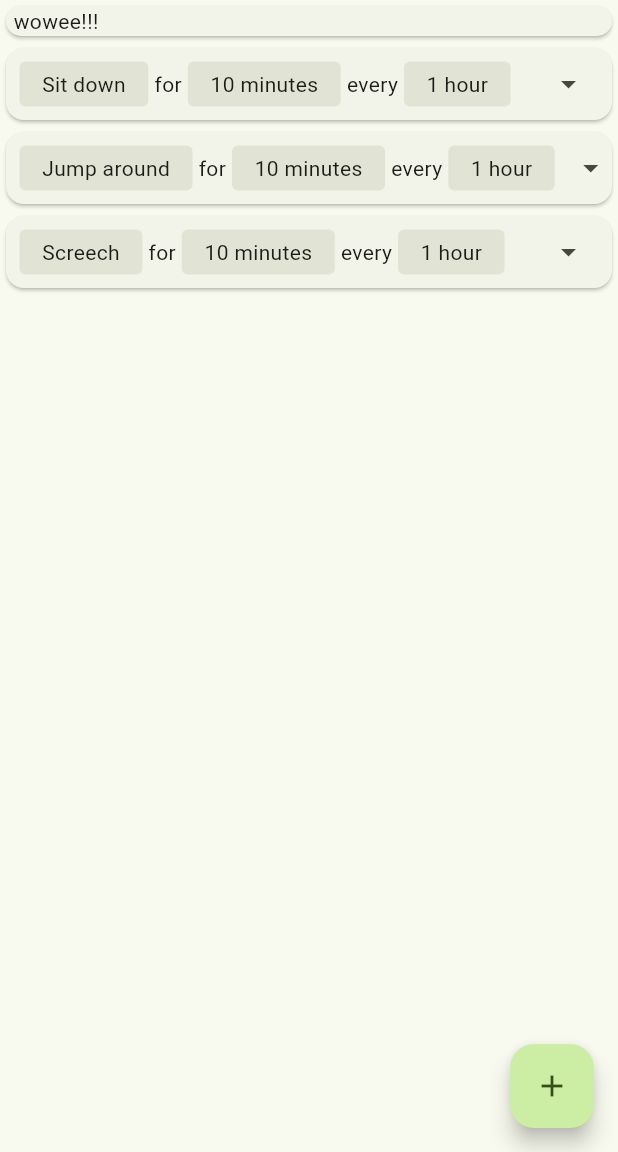
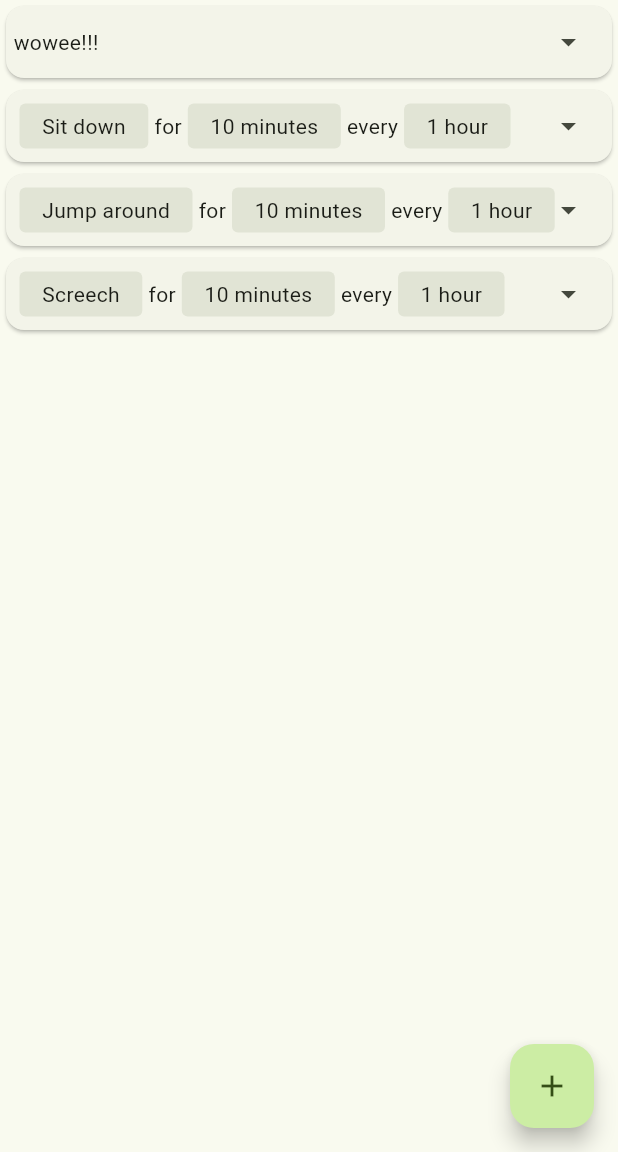
Before and after one commit to zphixon/tomato, a Flutter app: the screen it shows after launch, after a tap on the "arrow drop down" icon, on a phone screen of 412 x 824 dp, the part 84-1236 px from its top. Run offline on Flutter 3.47's test engine with Material 2 defaults, Android fonts, the phone set to English and light mode, and no system bars.

Commit message:
move expand button, add scroll

```diff
--- a/lib/main.dart
+++ b/lib/main.dart
@@ -167,11 +167,11 @@ class _TimerCardState extends State<TimerCard> {
       });
     }
 
-    Widget content;
+    Widget innerContent;
     if (_expanded) {
-      content = Text('wowee!!!');
+      innerContent = Text('wowee!!!');
     } else {
-      content = Row(
+      innerContent = Row(
         children: [
           Card(
             elevation: 0,
@@ -186,7 +186,7 @@ class _TimerCardState extends State<TimerCard> {
                   vertical: 5.0,
                   horizontal: 15.0,
                 ),
-                  child: Text(widget.timer.noto),
+                child: Text(widget.timer.noto),
               ),
             ),
           ),
@@ -248,15 +248,6 @@ class _TimerCardState extends State<TimerCard> {
               ),
             ),
           ),
-          Expanded(
-            child: Align(
-              alignment: Alignment.centerRight,
-              child: IconButton(
-                icon: const Icon(Icons.arrow_drop_down),
-                onPressed: toggleExpand,
-              ),
-            ),
-          ),
         ],
       );
     }
@@ -268,7 +259,26 @@ class _TimerCardState extends State<TimerCard> {
           onTap: toggleExpand,
           child: Padding(
             padding: const EdgeInsets.symmetric(horizontal: 5),
-            child: content,
+            child: Stack(
+              children: [
+                Positioned.fill(
+                  child: Align(
+                    alignment: Alignment.centerLeft,
+                    child: SingleChildScrollView(
+                      scrollDirection: Axis.horizontal,
+                      child: innerContent,
+                    ),
+                  ),
+                ),
+                Container(
+                  alignment: Alignment.centerRight,
+                  child: IconButton(
+                    icon: const Icon(Icons.arrow_drop_down),
+                    onPressed: toggleExpand,
+                  ),
+                ),
+              ],
+            ),
           ),
         ),
       ),
```
